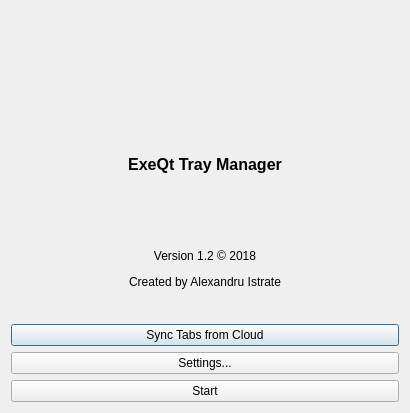
AlexandruIstrate/ExeQt, file ExeQt/mainpage.ui: the form before one commit.
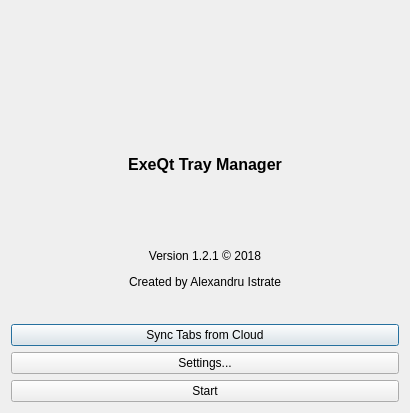
The form after the commit. Icons and pictures are not drawn.

Patch:
```diff
--- a/ExeQt/mainpage.ui
+++ b/ExeQt/mainpage.ui
@@ -56,7 +56,7 @@
    <item alignment="Qt::AlignHCenter">
     <widget class="QLabel" name="label_3">
      <property name="text">
-      <string>&lt;html&gt;&lt;head/&gt;&lt;body&gt;&lt;p align=&quot;center&quot;&gt;Version 1.2 © 2018&lt;/p&gt;&lt;p align=&quot;center&quot;&gt;Created by Alexandru Istrate&lt;/p&gt;&lt;/body&gt;&lt;/html&gt;</string>
+      <string>&lt;html&gt;&lt;head/&gt;&lt;body&gt;&lt;p align=&quot;center&quot;&gt;Version 1.2.1 © 2018&lt;/p&gt;&lt;p align=&quot;center&quot;&gt;Created by Alexandru Istrate&lt;/p&gt;&lt;/body&gt;&lt;/html&gt;</string>
      </property>
     </widget>
    </item>
```
